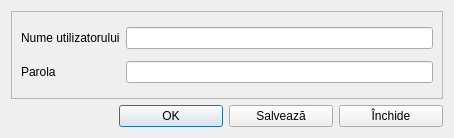
Qt form catalogs/catusers.ui (debalex77/USG) before a commit.
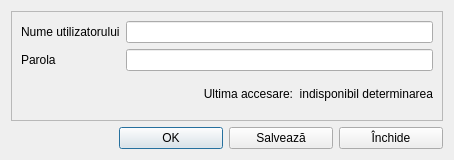
The same form after that commit. Icons and pictures are not drawn.

```diff
--- a/catalogs/catusers.ui
+++ b/catalogs/catusers.ui
@@ -7,7 +7,7 @@
     <x>0</x>
     <y>0</y>
     <width>454</width>
-    <height>138</height>
+    <height>160</height>
    </rect>
   </property>
   <property name="font">
@@ -28,19 +28,9 @@
       <enum>QFrame::Raised</enum>
      </property>
      <layout class="QGridLayout" name="gridLayout_2">
-      <item row="1" column="0">
-       <widget class="QLabel" name="label_2">
-        <property name="text">
-         <string>Parola</string>
-        </property>
-       </widget>
-      </item>
       <item row="1" column="1">
        <widget class="QLineEdit" name="editPasswdUser"/>
       </item>
-      <item row="0" column="1">
-       <widget class="QLineEdit" name="editNameUser"/>
-      </item>
       <item row="0" column="0">
        <widget class="QLabel" name="label">
         <property name="text">
@@ -48,6 +38,38 @@
         </property>
        </widget>
       </item>
+      <item row="1" column="0">
+       <widget class="QLabel" name="label_2">
+        <property name="text">
+         <string>Parola</string>
+        </property>
+       </widget>
+      </item>
+      <item row="0" column="1">
+       <widget class="QLineEdit" name="editNameUser"/>
+      </item>
+      <item row="2" column="0" colspan="2">
+       <widget class="QLabel" name="label_info">
+        <property name="sizePolicy">
+         <sizepolicy hsizetype="Expanding" vsizetype="Preferred">
+          <horstretch>0</horstretch>
+          <verstretch>0</verstretch>
+         </sizepolicy>
+        </property>
+        <property name="font">
+         <font>
+          <family>Segoe UI</family>
+          <pointsize>9</pointsize>
+         </font>
+        </property>
+        <property name="text">
+         <string>Ultima accesare:  indisponibil determinarea</string>
+        </property>
+        <property name="alignment">
+         <set>Qt::AlignRight|Qt::AlignTrailing|Qt::AlignVCenter</set>
+        </property>
+       </widget>
+      </item>
      </layout>
     </widget>
    </item>
```
